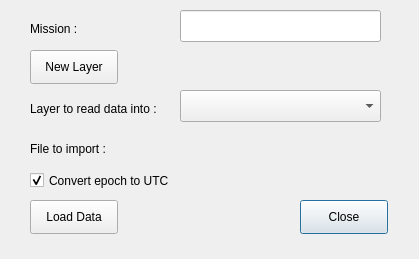
First picture: the form in DataLoader_dialog_base.ui, repository sickel/qgisspectrereader, before the edit.
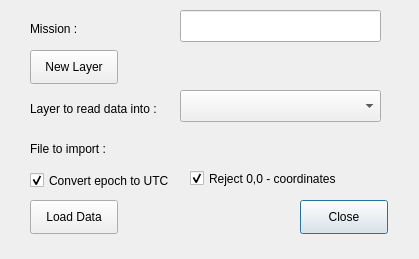
Second picture: the form after the edit. Custom widgets are drawn as their Qt base class.

Commit message: Added reject 0,0 checkbox

Patch:
```diff
--- a/DataLoader_dialog_base.ui
+++ b/DataLoader_dialog_base.ui
@@ -143,6 +143,22 @@
     <bool>true</bool>
    </property>
   </widget>
+  <widget class="QCheckBox" name="checkBox">
+   <property name="geometry">
+    <rect>
+     <x>190</x>
+     <y>170</y>
+     <width>211</width>
+     <height>17</height>
+    </rect>
+   </property>
+   <property name="text">
+    <string>Reject 0,0 - coordinates</string>
+   </property>
+   <property name="checked">
+    <bool>true</bool>
+   </property>
+  </widget>
  </widget>
  <customwidgets>
   <customwidget>
```
